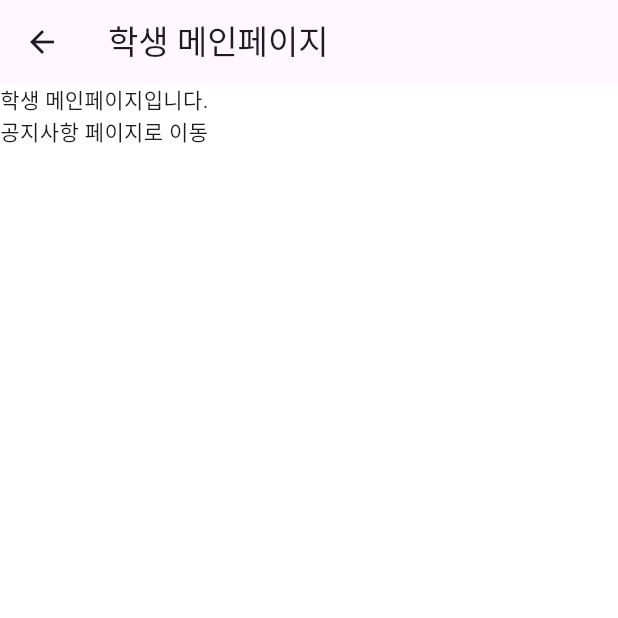
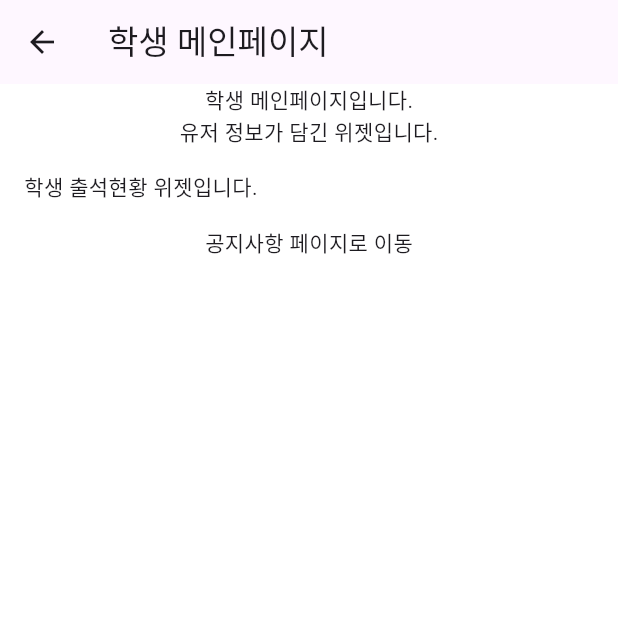
Before and after one commit to LockthePad/PADLOCK, a Flutter app: the StuMainScreen screen opened directly, on a phone screen of 412 x 824 dp, the top half of it. Run offline on Flutter 3.47's test engine with Material 3 defaults, Android fonts, the light colour scheme and no system bars.

Commit message:
FEAT: 핸드폰 앱 초기설계 1차 완료

```diff
--- a/frontend/padlock_phone/lib/screens/common/notice_detail_screen.dart
+++ b/frontend/padlock_phone/lib/screens/common/notice_detail_screen.dart
@@ -5,6 +5,11 @@
 
   @override
   Widget build(BuildContext context) {
-    return Text('공지사항 디테일 페이지입니다');
+    return Scaffold(
+      appBar: AppBar(
+        title: Text('공지사항 디테일 페이진데 딱히 넣을건 없지만 일단 넣었습니다.'),
+      ),
+      body: Text('공지사항 디테일 페이지입니다.'),
+    );
   }
 }
--- a/frontend/padlock_phone/lib/screens/student/stu_main_screen.dart
+++ b/frontend/padlock_phone/lib/screens/student/stu_main_screen.dart
@@ -1,5 +1,7 @@
 import 'package:flutter/material.dart';
 import 'package:padlock_phone/screens/common/notice_screen.dart';
+import 'package:padlock_phone/widgets/common/mainScreen/userinfo_widget.dart';
+import 'package:padlock_phone/widgets/student/mainScreen/stu_attendance_state_widget.dart';
 
 class StuMainScreen extends StatelessWidget {
   const StuMainScreen({super.key});
@@ -13,6 +15,8 @@
       body: Column(
         children: [
           Text('학생 메인페이지입니다.'),
+          UserinfoWidget(),
+          StuAttendanceStateWidget(),
           GestureDetector(
             onTap: () {
               Navigator.push(
--- a/frontend/padlock_phone/lib/widgets/common/loginScreen/login_widget.dart
+++ b/frontend/padlock_phone/lib/widgets/common/loginScreen/login_widget.dart
@@ -16,6 +16,7 @@
         mainAxisSize: MainAxisSize.min,
         children: [
           Text('로그인 위젯'),
+          Text('공백을 위한 text'),
           GestureDetector(
             onTap: () {
               // 로그인 화면까지 되돌리기 막기 위해서 pushReplacement로 나중에 고쳐야합니다.
--- a/frontend/padlock_phone/lib/widgets/common/mainScreen/userinfo_widget.dart
+++ b/frontend/padlock_phone/lib/widgets/common/mainScreen/userinfo_widget.dart
@@ -0,0 +1,12 @@
+import 'package:flutter/material.dart';
+
+class UserinfoWidget extends StatelessWidget {
+  const UserinfoWidget({super.key});
+
+  @override
+  Widget build(BuildContext context) {
+    return Container(
+      child: Text('유저 정보가 담긴 위젯입니다.'),
+    );
+  }
+}
--- a/frontend/padlock_phone/lib/widgets/student/mainScreen/stu_attendance_state_widget.dart
+++ b/frontend/padlock_phone/lib/widgets/student/mainScreen/stu_attendance_state_widget.dart
@@ -0,0 +1,20 @@
+import 'package:flutter/material.dart';
+
+class StuAttendanceStateWidget extends StatefulWidget {
+  const StuAttendanceStateWidget({super.key});
+
+  @override
+  State<StuAttendanceStateWidget> createState() =>
+      _StuAttendanceStateWidgetState();
+}
+
+class _StuAttendanceStateWidgetState extends State<StuAttendanceStateWidget> {
+  @override
+  Widget build(BuildContext context) {
+    return Container(
+      padding: const EdgeInsets.all(16.0),
+      width: double.infinity,
+      child: Text('학생 출석현황 위젯입니다.'),
+    );
+  }
+}
```
Also changed, not shown: frontend/padlock_phone/lib/screens/parent/par_counsel_screen.dart (+31 -0 lines), frontend/padlock_phone/lib/screens/parent/par_gps_check_screen.dart (+27 -0 lines), frontend/padlock_phone/lib/screens/parent/par_main_screen.dart (+43 -1 lines), frontend/padlock_phone/lib/widgets/common/noticeScreen/notice_content_latest_widget.dart (+12 -1 lines), frontend/padlock_phone/lib/widgets/common/noticeScreen/notice_content_widget.dart (+11 -1 lines), frontend/padlock_phone/lib/widgets/parent/counselScreen/counsel_calender_widget.dart (+17 -0 lines), frontend/padlock_phone/lib/widgets/parent/counselScreen/counsel_reservation_list_widget.dart (+19 -0 lines), frontend/padlock_phone/lib/widgets/parent/counselScreen/counselinfo_widget.dart (+17 -0 lines), frontend/padlock_phone/lib/widgets/parent/gpsCheckScreen/gps_tracking_widget.dart (+17 -0 lines), frontend/padlock_phone/lib/widgets/parent/gpsCheckScreen/gps_view_widget.dart (+17 -0 lines), frontend/padlock_phone/lib/widgets/parent/mainScreen/par_attendance_state_widget.dart (+18 -0 lines), frontend/padlock_phone/lib/widgets/common/mainScreen/move_to_notice_widget.dart (deleted).
